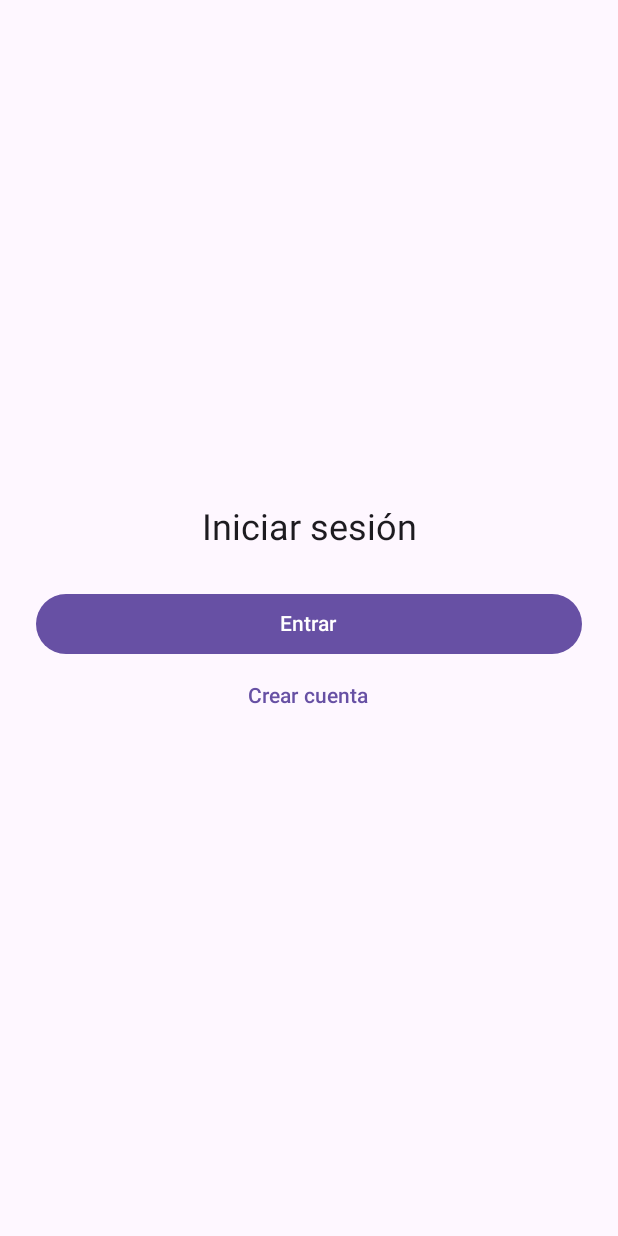
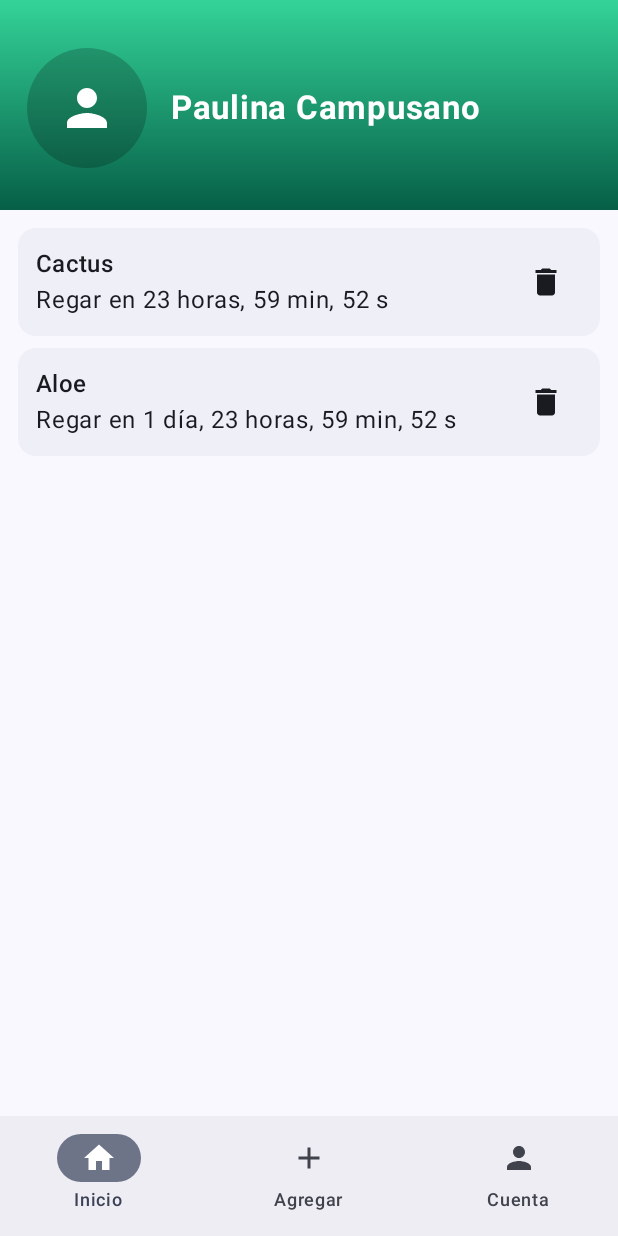
Before and after one commit to PaulinaCampusano/PlantMe, an Android app built with Jetpack Compose: the screen it shows after launch (MainActivity), on a phone screen of 412 x 824 dp. Run offline under Robolectric (Android 15) with nearby library versions, the phone set to English and light mode, and no system bars.

Commit message:
arreglo de navigation

```diff
--- a/app/build.gradle.kts
+++ b/app/build.gradle.kts
@@ -49,8 +49,8 @@ dependencies {
     implementation(libs.androidx.ui.graphics)
     implementation(libs.androidx.ui.tooling.preview)
     implementation(libs.androidx.material3)
+    implementation(libs.androidx.compose.animation)
     implementation(libs.androidx.navigation.compose)
-    implementation(libs.androidx.compose.animation)
 
     testImplementation(libs.junit)
     androidTestImplementation(libs.androidx.junit)
@@ -62,4 +62,5 @@ dependencies {
     implementation("androidx.lifecycle:lifecycle-viewmodel-compose:2.8.6")
 
 
+
 }
--- a/app/src/main/java/com/example/plantme_grupo8/MainActivity.kt
+++ b/app/src/main/java/com/example/plantme_grupo8/MainActivity.kt
@@ -23,34 +23,14 @@ import com.example.plantme_grupo8.ui.theme.screens.AddPlantScreen
 
 
 class MainActivity : ComponentActivity() {
-
-    //private val homeVm: HomeViewModel by viewModels()
+    private val homeVm: HomeViewModel by viewModels()
 
     override fun onCreate(savedInstanceState: Bundle?) {
-
         super.onCreate(savedInstanceState)
-        enableEdgeToEdge()
         setContent {
-            //PlantMe_Grupo8Theme {
-                PlantMeApp()
-            //}
+            PlantMe_Grupo8Theme {
+                PlantMeApp(homeVm = homeVm, username = "Paulina Campusano")
+            }
         }
     }
 }
-
-
-        @Composable
-        fun Greeting(name: String, modifier: Modifier = Modifier) {
-            Text(
-                text = "Hello $name!",
-                modifier = modifier
-            )
-        }
-
-        @Preview(showBackground = true)
-        @Composable
-        fun GreetingPreview() {
-            PlantMe_Grupo8Theme {
-                Greeting("Android")
-            }
-        }
--- a/app/src/main/java/com/example/plantme_grupo8/PlantMeApp.kt
+++ b/app/src/main/java/com/example/plantme_grupo8/PlantMeApp.kt
@@ -3,11 +3,18 @@ package com.example.plantme_grupo8
 import androidx.compose.material3.MaterialTheme
 import androidx.compose.material3.Surface
 import androidx.compose.runtime.Composable
-import com.example.plantme_grupo8.navigation.AppNavHost
+import com.example.plantme_grupo8.viewModel.HomeViewModel
+import com.example.plantme_grupo8.navigation.AppRoot
 
 @Composable
-fun PlantMeApp() {
-    Surface(color = MaterialTheme.colorScheme.background) {
-        AppNavHost()
-    }
+fun PlantMeApp(
+    homeVm: HomeViewModel,
+    username: String
+) {
+    // Si quieres, puedes envolver con el theme aquí en vez de MainActivity
+    // PlantMe_Grupo8Theme {
+    //     AppRoot(homeVm = homeVm, username = username)
+    // }
+
+    AppRoot(homeVm = homeVm, username = username)
 }
--- /dev/null
+++ b/app/src/main/java/com/example/plantme_grupo8/navigation/AppBottomBar.kt
@@ -0,0 +1,46 @@
+package com.example.plantme_grupo8.navigation
+
+import androidx.compose.material.icons.Icons
+import androidx.compose.material.icons.filled.Add
+import androidx.compose.material.icons.filled.Home
+import androidx.compose.material.icons.filled.Person
+import androidx.compose.material3.*
+import androidx.compose.runtime.Composable
+import androidx.compose.runtime.getValue
+import androidx.compose.ui.res.stringResource
+import androidx.navigation.NavController
+import androidx.navigation.compose.currentBackStackEntryAsState
+import androidx.navigation.NavDestination.Companion.hierarchy
+import androidx.navigation.NavGraph.Companion.findStartDestination
+
+@Composable
+fun AppBottomBar(navController: NavController) {
+    val items = listOf(
+        Triple(AppRoute.Home, Icons.Default.Home,  "Inicio"),
+        Triple(AppRoute.Add,  Icons.Default.Add,   "Agregar"),
+        Triple(AppRoute.Account, Icons.Default.Person, "Cuenta")
+    )
+
+    val backStackEntry by navController.currentBackStackEntryAsState()
+    val current = backStackEntry?.destination
+
+    NavigationBar {
+        items.forEach { (route, icon, label) ->
+            val selected = current?.hierarchy?.any { it.route == route.route } == true
+            NavigationBarItem(
+                selected = selected,
+                onClick = {
+                    navController.navigate(route.route) {
+                        popUpTo(navController.graph.findStartDestination().id) {
+                            saveState = true
+                        }
+                        launchSingleTop = true
+                        restoreState = true
+                    }
+                },
+                icon = { Icon(icon, contentDescription = label) },
+                label = { Text(label) }
+            )
+        }
+    }
+}
--- a/app/src/main/java/com/example/plantme_grupo8/navigation/AppNavHost.kt
+++ b/app/src/main/java/com/example/plantme_grupo8/navigation/AppNavHost.kt
@@ -1,97 +1,45 @@
 package com.example.plantme_grupo8.navigation
 
-import androidx.compose.animation.core.tween
-import androidx.compose.animation.slideInHorizontally
-import androidx.compose.animation.slideOutHorizontally
+
 import androidx.compose.runtime.Composable
-import androidx.compose.ui.Modifier
-import androidx.navigation.NavType
 import androidx.navigation.compose.NavHost
 import androidx.navigation.compose.composable
-import androidx.navigation.compose.rememberNavController
-import androidx.navigation.navArgument
-import com.example.plantme_grupo8.ui.screens.auth.LoginScreen
-import com.example.plantme_grupo8.ui.screens.auth.RegisterScreen
-import com.example.plantme_grupo8.ui.screens.plant.PlantFormScreen
-import com.example.plantme_grupo8.ui.screens.settings.SettingsScreen
-import com.example.plantme_grupo8.ui.wrappers.HomeRoute
+import androidx.navigation.NavHostController
+import com.example.plantme_grupo8.viewModel.HomeViewModel
+import com.example.plantme_grupo8.ui.theme.screens.AccountScreen
+import com.example.plantme_grupo8.ui.theme.screens.AddPlantScreen
+import com.example.plantme_grupo8.ui.theme.screens.HomeScreen
+
 
 @Composable
 fun AppNavHost(
-    modifier: Modifier = Modifier,
-    startDestination: String = AppRoute.Login.route
+    navController: NavHostController,
+    homeVm: HomeViewModel,
+    username: String
 ) {
-    val navController = rememberNavController()
-    val slide = 250
-
     NavHost(
         navController = navController,
-        startDestination = startDestination,
-        modifier = modifier,
-        // Animaciones simples y estables (aporta a IL2.2)
-        enterTransition = {
-            slideInHorizontally(animationSpec = tween(slide)) { fullWidth -> fullWidth }
-        },
-        exitTransition = {
-            slideOutHorizontally(animationSpec = tween(slide)) { fullWidth -> -fullWidth }
-        },
-        popEnterTransition = {
-            slideInHorizontally(animationSpec = tween(slide)) { fullWidth -> -fullWidth }
-        },
-        popExitTransition = {
-            slideOutHorizontally(animationSpec = tween(slide)) { fullWidth -> fullWidth }
+        startDestination = AppRoute.Home.route
+    ) {
+        composable(AppRoute.Home.route) {
+            HomeScreen(username = username, vm = homeVm)
         }
-    ) {
-        composable(AppRoute.Login.route) {
-            LoginScreen(
-                onLoginOk = {
+        composable(AppRoute.Add.route) {
+            AddPlantScreen(
+                homeVm = homeVm,
+                onSaved = {
+                    // vuelve a Home al guardar
                     navController.navigate(AppRoute.Home.route) {
-                        popUpTo(0) // limpia el back stack; no vuelves a Login con back
+                        popUpTo(AppRoute.Home.route) { saveState = true }
+                        launchSingleTop = true
+                        restoreState = true
                     }
                 },
-                onGoToRegister = { navController.navigate(AppRoute.Register.route) }
-            )
-        }
-
-        composable(AppRoute.Register.route) {
-            RegisterScreen(
-                onRegisterOk = {
-                    navController.navigate(AppRoute.Home.route) {
-                        popUpTo(0)
-                    }
-                },
-                onBack = { navController.popBackStack() }
-            )
-        }
-
-        composable(AppRoute.Home.route) {
-            HomeRoute(
-                onAddPlant = { navController.navigate(AppRoute.PlantForm.createRoute()) },
-                onEditPlant = { id -> navController.navigate(AppRoute.PlantForm.createRoute(id)) },
-                onOpenSettings = { navController.navigate(AppRoute.Settings.route) }
-            )
-        }
-
-        composable(
-            route = AppRoute.PlantForm.route,
-            arguments = listOf(
-                navArgument(AppRoute.PlantForm.ARG_PLANT_ID) {
-                    type = NavType.LongType
-                    nullable = true
-                    defaultValue = null
-                }
-            )
-        ) { backStackEntry ->
-            val plantId = backStackEntry.arguments?.getLong(AppRoute.PlantForm.ARG_PLANT_ID)
-            PlantFormScreen(
-                plantId = plantId,
-                onSaved = { navController.popBackStack() },
                 onCancel = { navController.popBackStack() }
             )
         }
-
-        composable(AppRoute.Settings.route) {
-            SettingsScreen(onBack = { navController.popBackStack() })
+        composable(AppRoute.Account.route) {
+            AccountScreen(username = username, homeVm = homeVm)
         }
     }
 }
--- /dev/null
+++ b/app/src/main/java/com/example/plantme_grupo8/navigation/AppRoot.kt
@@ -0,0 +1,28 @@
+package com.example.plantme_grupo8.navigation
+
+import androidx.compose.foundation.layout.Box
+import androidx.compose.foundation.layout.padding
+import androidx.compose.material3.Scaffold
+import androidx.compose.runtime.Composable
+import androidx.compose.ui.Modifier
+import androidx.navigation.compose.rememberNavController
+import com.example.plantme_grupo8.viewModel.HomeViewModel
+
+@Composable
+fun AppRoot(
+    homeVm: HomeViewModel,
+    username: String
+) {
+    val navController = rememberNavController()
+    Scaffold(
+        bottomBar = { AppBottomBar(navController) }   // BottomBar global
+    ) { inner ->
+        Box(Modifier.padding(inner)) {
+            AppNavHost(
+                navController = navController,
+                homeVm = homeVm,
+                username = username
+            )
+        }
+    }
+}
--- a/app/src/main/java/com/example/plantme_grupo8/navigation/Routes.kt
+++ b/app/src/main/java/com/example/plantme_grupo8/navigation/Routes.kt
@@ -1,16 +1,12 @@
 package com.example.plantme_grupo8.navigation
 
 sealed class AppRoute(val route: String) {
-    data object Login : AppRoute("login")
-    data object Register : AppRoute("register")
-    data object Home : AppRoute("home")
+    data object Home    : AppRoute("home")
+    data object Add     : AppRoute("add")
+    data object Account : AppRoute("account")
+}
 
-    // Crear/Editar planta (param opcional)
-    data object PlantForm : AppRoute("plantForm?plantId={plantId}") {
-        const val ARG_PLANT_ID = "plantId"
-        fun createRoute(plantId: Long? = null): String =
-            if (plantId == null) "plantForm" else "plantForm?plantId=$plantId"
-    }
-
-    data object Settings : AppRoute("settings")
-}
+// para el BottomBar (orden: Home al centro)
+val bottomDestinations = listOf(
+    AppRoute.Home, AppRoute.Add, AppRoute.Account
+)
--- a/app/src/main/java/com/example/plantme_grupo8/ui/screens/auth/LoginScreen.kt
+++ /dev/null
@@ -1,29 +0,0 @@
-package com.example.plantme_grupo8.ui.screens.auth
-
-import androidx.compose.foundation.layout.*
-import androidx.compose.material3.*
-import androidx.compose.runtime.Composable
-import androidx.compose.ui.Alignment
-import androidx.compose.ui.Modifier
-import androidx.compose.ui.unit.dp
-
-@Composable
-fun LoginScreen(
-    onLoginOk: () -> Unit,
-    onGoToRegister: () -> Unit
-) {
-    Column(
-        modifier = Modifier.fillMaxSize().padding(24.dp),
-        verticalArrangement = Arrangement.Center,
-        horizontalAlignment = Alignment.CenterHorizontally
-    ) {
-        Text("Iniciar sesión", style = MaterialTheme.typography.headlineSmall)
-        Spacer(Modifier.height(24.dp))
-        Button(onClick = onLoginOk, modifier = Modifier.fillMaxWidth()) {
-            Text("Entrar")
-        }
-        TextButton(onClick = onGoToRegister) {
-            Text("Crear cuenta")
-        }
-    }
-}
--- a/gradle/libs.versions.toml
+++ b/gradle/libs.versions.toml
@@ -8,7 +8,7 @@ espressoCore = "3.7.0"
 lifecycleRuntimeKtx = "2.9.4"
 activityCompose = "1.11.0"
 composeBom = "2024.09.00"
-navigationCompose = "2.8.0"
+navigationCompose = "2.9.5"
 
 [libraries]
 androidx-core-ktx = { group = "androidx.core", name = "core-ktx", version.ref = "coreKtx" }
@@ -25,9 +25,8 @@ androidx-ui-tooling-preview = { group = "androidx.compose.ui", name = "ui-toolin
 androidx-ui-test-manifest = { group = "androidx.compose.ui", name = "ui-test-manifest" }
 androidx-ui-test-junit4 = { group = "androidx.compose.ui", name = "ui-test-junit4" }
 androidx-material3 = { group = "androidx.compose.material3", name = "material3" }
+androidx-compose-animation = { module = "androidx.compose.animation:animation" } # usa la versión del BOM
 androidx-navigation-compose = { module = "androidx.navigation:navigation-compose", version.ref = "navigationCompose" }
-androidx-compose-animation = { module = "androidx.compose.animation:animation" } # usa la versión del BOM
-
 [plugins]
 android-application = { id = "com.android.application", version.ref = "agp" }
 kotlin-android = { id = "org.jetbrains.kotlin.android", version.ref = "kotlin" }
```
Also changed, not shown: app/src/main/java/com/example/plantme_grupo8/ui/screens/auth/RegisterScreen.kt (deleted, +0 -27 lines), app/src/main/java/com/example/plantme_grupo8/ui/screens/plant/PlantFormScreen.kt (deleted, +0 -36 lines), app/src/main/java/com/example/plantme_grupo8/ui/screens/settings/SettingsScreen.kt (deleted, +0 -23 lines).
